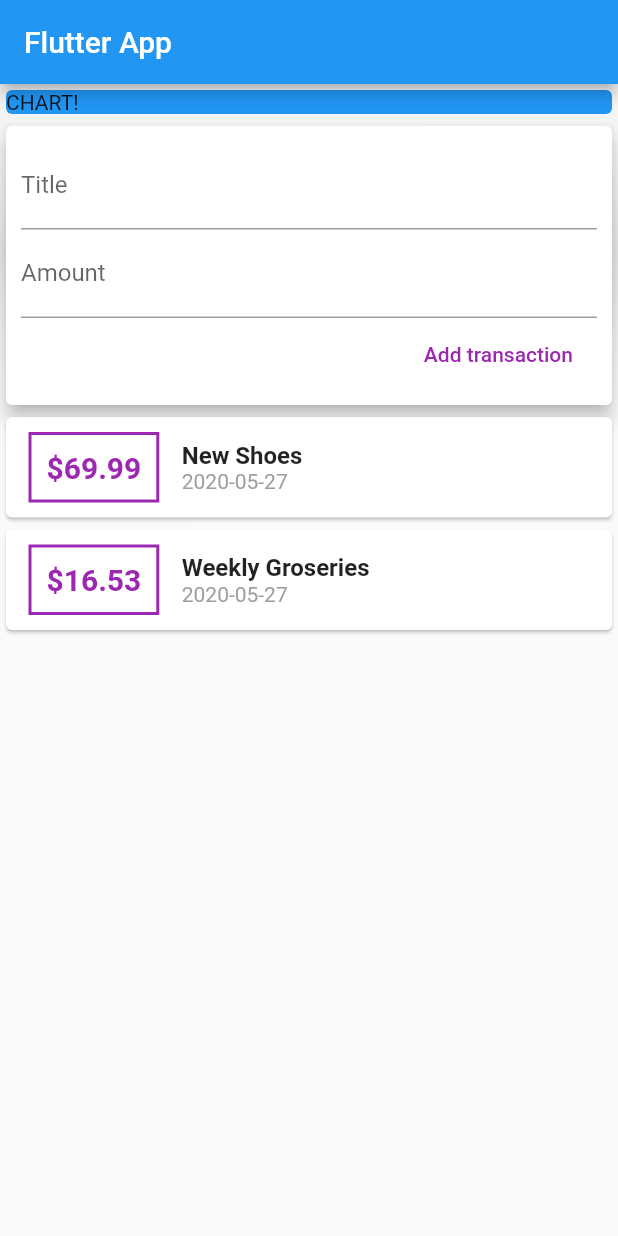
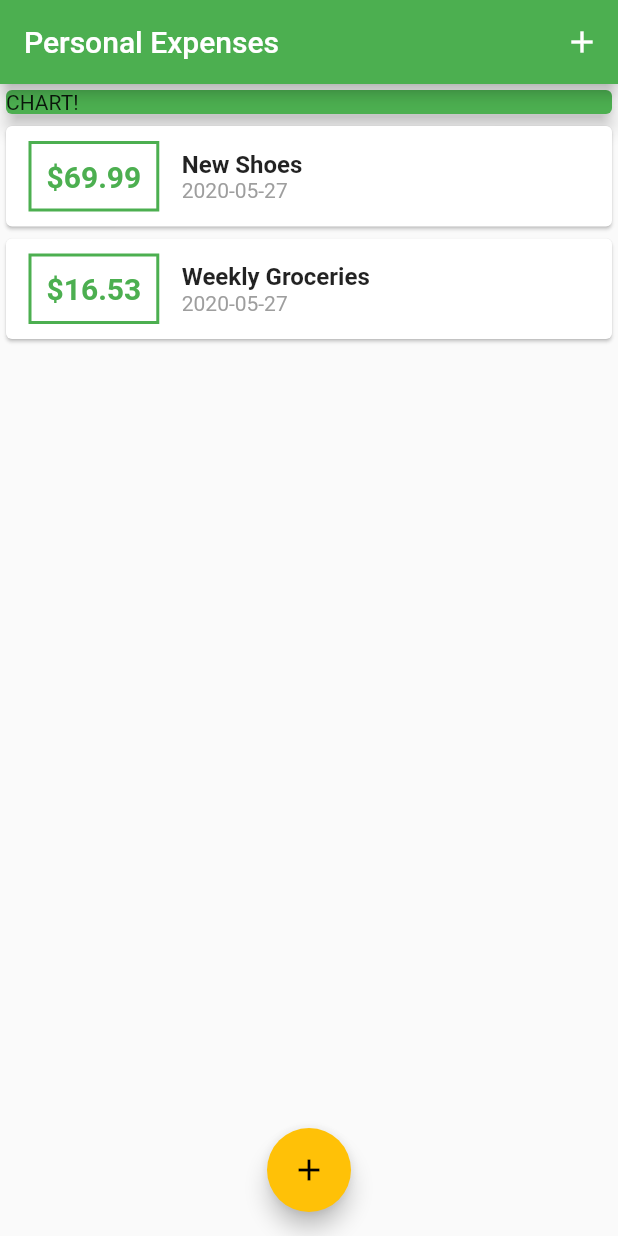
Before and after one commit to alTach/learn_flutter, a Flutter app: the screen it shows after launch, on a phone screen of 412 x 824 dp. Run offline on Flutter 3.47's test engine with Material 2 defaults, Android fonts, the phone set to English and light mode, and no system bars.

Commit message:
add theme transfer creating new transaction from main screen to ModalBottomSheet

```diff
--- a/expenses_app/lib/main.dart
+++ b/expenses_app/lib/main.dart
@@ -1,5 +1,7 @@
+import './widgets/transaction_list.dart';
+import './widgets/new_transaction.dart';
 import 'package:flutter/material.dart';
-import 'widgets/user_transaction.dart';
+import 'models/transaction.dart';
 
 void main() => runApp(MyApp());
 
@@ -7,41 +9,101 @@ class MyApp extends StatelessWidget {
   @override
   Widget build(BuildContext context) {
     return MaterialApp(
-      title: 'Flutter Demo',
+      title: 'Personal Expenses',
+      theme: ThemeData(
+          primarySwatch: Colors.green,
+          accentColor: Colors.amber,
+          textSelectionColor: Colors.red,
+      ),
       home: MyHomePage(),
     );
   }
 }
 
-class MyHomePage extends StatelessWidget {
-//  String titleInput;
-//  String amountInput;
-  final titleController = TextEditingController();
-  final amountController = TextEditingController();
+class MyHomePage extends StatefulWidget {
+  // String titleInput;
+  // String amountInput;
+  @override
+  _MyHomePageState createState() => _MyHomePageState();
+}
+
+class _MyHomePageState extends State<MyHomePage> {
+  final List<Transaction> _userTransactions = [
+    Transaction(
+      id: 't1',
+      title: 'New Shoes',
+      amount: 69.99,
+      date: DateTime.now(),
+    ),
+    Transaction(
+      id: 't2',
+      title: 'Weekly Groceries',
+      amount: 16.53,
+      date: DateTime.now(),
+    ),
+  ];
+
+  void _addNewTransaction(String txTitle, double txAmount) {
+    final newTx = Transaction(
+      title: txTitle,
+      amount: txAmount,
+      date: DateTime.now(),
+      id: DateTime.now().toString(),
+    );
+
+    setState(() {
+      _userTransactions.add(newTx);
+    });
+  }
+
+  void _startAddNewTransaction(BuildContext ctx) {
+    showModalBottomSheet(context: ctx, builder: (bCtx) {
+      return GestureDetector(
+        onTap: () {},
+        child: NewTransaction(_addNewTransaction),
+        behavior: HitTestBehavior.opaque,
+      );
+    });
+  }
 
   @override
   Widget build(BuildContext context) {
     return Scaffold(
       appBar: AppBar(
-        title: Text('Flutter App'),
+        backgroundColor: Theme
+            .of(context)
+            .primaryColor,
+        title: Text('Personal Expenses'),
+        actions: <Widget>[
+          IconButton(
+            icon: Icon(Icons.add),
+            onPressed: () => _startAddNewTransaction(context),
+          ),
+        ],
       ),
       body: SingleChildScrollView(
         child: Column(
-//        mainAxisAlignment: MainAxisAlignment.spaceAround,
-          crossAxisAlignment: CrossAxisAlignment.center,
+          // mainAxisAlignment: MainAxisAlignment.start,
+          crossAxisAlignment: CrossAxisAlignment.stretch,
           children: <Widget>[
             Container(
               width: double.infinity,
               child: Card(
-                color: Colors.blue,
-
+                color: Theme
+                    .of(context)
+                    .primaryColor,
                 child: Text('CHART!'),
-                elevation: 50, // box-shadow
+                elevation: 5,
               ),
             ),
-            UserTransaction()
+            TransactionList(_userTransactions),
           ],
         ),
+      ),
+      floatingActionButtonLocation: FloatingActionButtonLocation.centerFloat,
+      floatingActionButton: FloatingActionButton(
+        child: Icon(Icons.add),
+        onPressed: () => _startAddNewTransaction(context),
       ),
     );
   }
--- a/expenses_app/lib/widgets/transaction_list.dart
+++ b/expenses_app/lib/widgets/transaction_list.dart
@@ -2,55 +2,54 @@ import 'package:intl/intl.dart';
 import '../models/transaction.dart';
 import 'package:flutter/material.dart';
 
-
 class TransactionList extends StatelessWidget {
-
   final List<Transaction> transactions;
 
   TransactionList(this.transactions);
 
   @override
   Widget build(BuildContext context) {
-    return Column(
-      children: transactions
-          .map((tx) =>
-          Card(
+    return Container(
+      height: 300,
+      child: ListView.builder(
+        itemBuilder: (ctx, index) {
+          return Card(
 //              color: Colors.red,
             child: Row(
               children: <Widget>[
                 Container(
-                  margin: EdgeInsets.symmetric(
-                      vertical: 10, horizontal: 15),
+                  margin: EdgeInsets.symmetric(vertical: 10, horizontal: 15),
                   decoration: BoxDecoration(
-                      border:
-                      Border.all(color: Colors.purple, width: 2)),
+                      border: Border.all(color: Theme.of(context).primaryColor, width: 2)),
                   padding: EdgeInsets.all(10),
                   child: Text(
-                    '\$${tx.amount}',
+                    '\$${transactions[index].amount.toStringAsFixed(2)}',
                     style: TextStyle(
                         fontWeight: FontWeight.bold,
                         fontSize: 20,
-                        color: Colors.purple),
+                        color: Theme.of(context).primaryColor),
                   ),
                 ),
                 Column(
                   crossAxisAlignment: CrossAxisAlignment.start,
                   children: <Widget>[
                     Text(
-                      tx.title,
-                      style: TextStyle(
-                          fontSize: 16, fontWeight: FontWeight.bold),
+                      transactions[index].title,
+                      style:
+                      TextStyle(fontSize: 16, fontWeight: FontWeight.bold),
                     ),
                     Text(
-                      DateFormat('yyyy-MM-dd').format(tx.date),
+                      DateFormat('yyyy-MM-dd').format(transactions[index].date),
                       style: TextStyle(color: Colors.grey),
                     )
                   ],
                 ),
               ],
             ),
-          ))
-          .toList(),
+          );
+        },
+        itemCount: transactions.length,
+      ),
     );
   }
 }
--- a/expenses_app/lib/widgets/user_transaction.dart
+++ /dev/null
@@ -1,43 +0,0 @@
-
-import 'package:flutter/material.dart';
-
-import './new_transaction.dart';
-import './transaction_list.dart';
-import '../models/transaction.dart';
-
-class UserTransaction extends StatefulWidget {
-  @override
-  _UserTransactionState createState() => _UserTransactionState();
-}
-
-class _UserTransactionState extends State<UserTransaction> {
-
-  final List<Transaction> _userTransactions = [
-    Transaction(
-        id: 't1',
-        title: 'New Shoes',
-        amount: 69.99,
-        date: DateTime.now()),
-    Transaction(
-        id: 't2',
-        title: 'Weekly Groseries',
-        amount: 16.53,
-        date: DateTime.now()),
-  ];
-
-  void _addNewTransaction(String txTitle, double txAmount) {
-    final newTx = Transaction(title: txTitle, amount: txAmount, date: DateTime.now(), id: DateTime.now().toString());
-
-    setState(() {
-      _userTransactions.add(newTx);
-    });
-  }
-
-  @override
-  Widget build(BuildContext context) {
-    return Column(children: <Widget>[
-      NewTransaction(_addNewTransaction),
-      TransactionList(_userTransactions)
-    ],);
-  }
-}
```
Also changed, not shown: expenses_app/lib/widgets/new_transaction.dart (+27 -8 lines).
